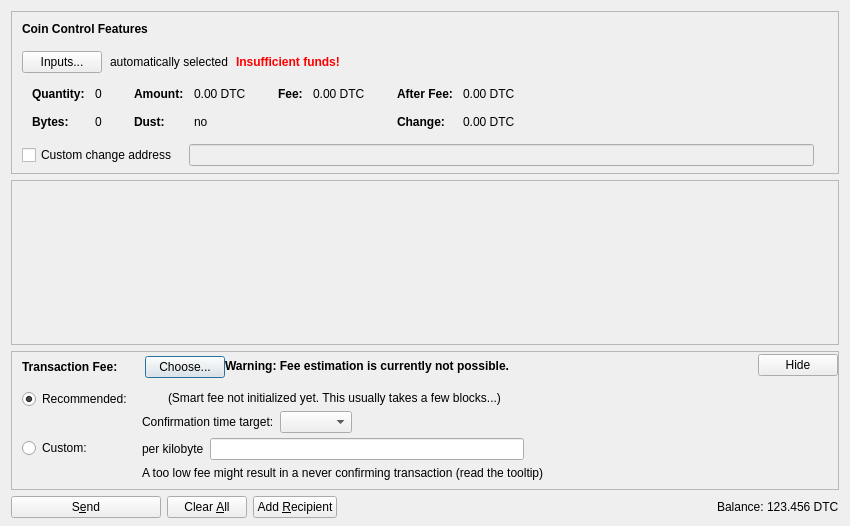
Qt form src/qt/forms/sendcoinsdialog.ui (nkpatro/catcoin) before a commit.
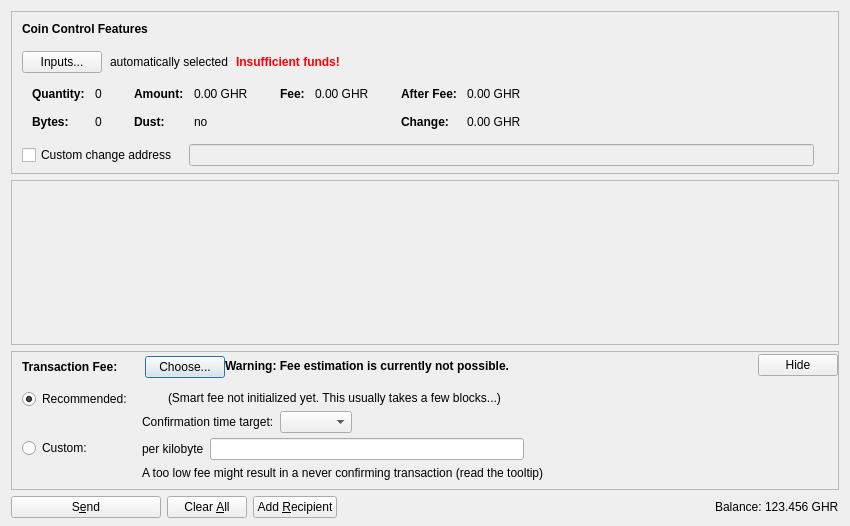
The same form after that commit. Icons and pictures are not drawn. Custom widgets are drawn as their Qt base class.

Patch:
```diff
--- a/src/qt/forms/sendcoinsdialog.ui
+++ b/src/qt/forms/sendcoinsdialog.ui
@@ -324,7 +324,7 @@
                   <enum>Qt::ActionsContextMenu</enum>
                  </property>
                  <property name="text">
-                  <string notr="true">0.00 DTC</string>
+                  <string notr="true">0.00 GHR</string>
                  </property>
                  <property name="textInteractionFlags">
                   <set>Qt::LinksAccessibleByMouse|Qt::TextSelectableByKeyboard|Qt::TextSelectableByMouse</set>
@@ -404,7 +404,7 @@
                   <enum>Qt::ActionsContextMenu</enum>
                  </property>
                  <property name="text">
-                  <string notr="true">0.00 DTC</string>
+                  <string notr="true">0.00 GHR</string>
                  </property>
                  <property name="textInteractionFlags">
                   <set>Qt::LinksAccessibleByMouse|Qt::TextSelectableByKeyboard|Qt::TextSelectableByMouse</set>
@@ -455,7 +455,7 @@
                   <enum>Qt::ActionsContextMenu</enum>
                  </property>
                  <property name="text">
-                  <string notr="true">0.00 DTC</string>
+                  <string notr="true">0.00 GHR</string>
                  </property>
                  <property name="textInteractionFlags">
                   <set>Qt::LinksAccessibleByMouse|Qt::TextSelectableByKeyboard|Qt::TextSelectableByMouse</set>
@@ -484,7 +484,7 @@
                   <enum>Qt::ActionsContextMenu</enum>
                  </property>
                  <property name="text">
-                  <string notr="true">0.00 DTC</string>
+                  <string notr="true">0.00 GHR</string>
                  </property>
                  <property name="textInteractionFlags">
                   <set>Qt::LinksAccessibleByMouse|Qt::TextSelectableByKeyboard|Qt::TextSelectableByMouse</set>
@@ -1204,7 +1204,7 @@
           <cursorShape>IBeamCursor</cursorShape>
          </property>
          <property name="text">
-          <string notr="true">123.456 DTC</string>
+          <string notr="true">123.456 GHR</string>
          </property>
          <property name="textInteractionFlags">
           <set>Qt::LinksAccessibleByMouse|Qt::TextSelectableByKeyboard|Qt::TextSelectableByMouse</set>
```
Left out of the diff: 2 changed lines with no effect on the pictures.
